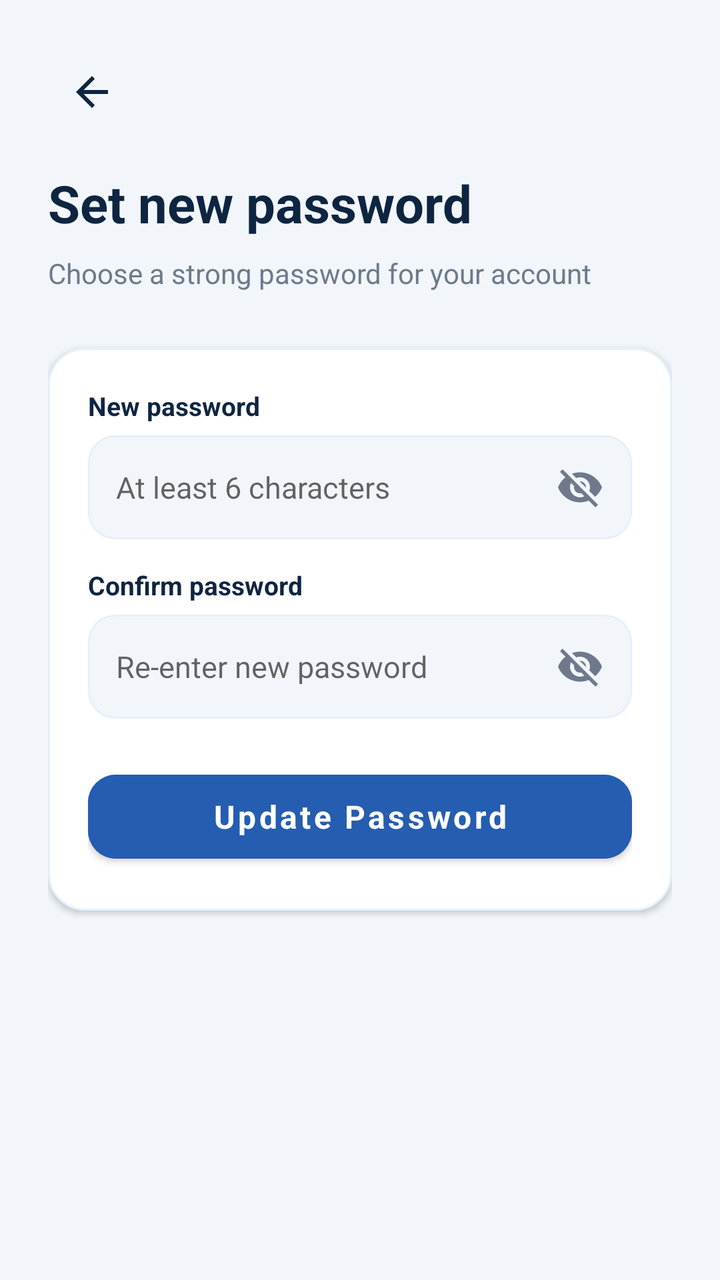
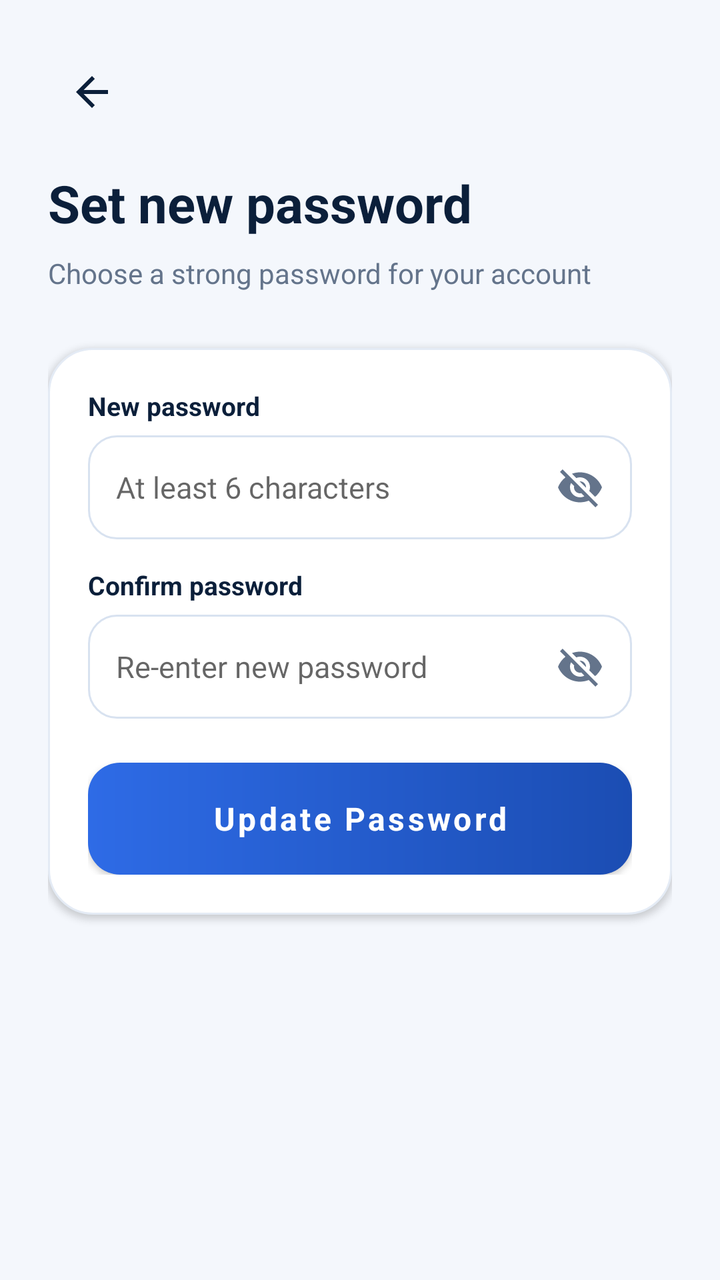

Screens rendered from an Android XML layout before and after an edit, with the pre-edit source and the edit as a unified diff.
<!-- AndroidManifest.xml: application theme Theme.CSUCensus -->
<!-- res/layout/activity_new_password.xml -->
<?xml version="1.0" encoding="utf-8"?>
<ScrollView
    xmlns:android="http://schemas.android.com/apk/res/android"
    xmlns:app="http://schemas.android.com/apk/res-auto"
    android:layout_width="match_parent"
    android:layout_height="match_parent"
    android:background="@color/background"
    android:fillViewport="true"
    android:scrollbars="none">

    <LinearLayout
        android:layout_width="match_parent"
        android:layout_height="wrap_content"
        android:orientation="vertical"
        android:padding="24dp">

        <ImageButton
            android:id="@+id/btnBack"
            android:layout_width="44dp"
            android:layout_height="44dp"
            android:src="@drawable/ic_back"
            android:background="?attr/selectableItemBackgroundBorderless"
            android:contentDescription="Back"
            app:tint="@color/navy" />

        <TextView
            android:layout_width="wrap_content"
            android:layout_height="wrap_content"
            android:text="Set new password"
            android:textSize="26sp"
            android:textStyle="bold"
            android:textColor="@color/navy"
            android:layout_marginTop="16dp" />

        <TextView
            android:layout_width="wrap_content"
            android:layout_height="wrap_content"
            android:text="Choose a strong password for your account"
            android:textColor="@color/muted"
            android:textSize="14sp"
            android:layout_marginTop="8dp" />

        <LinearLayout
            android:layout_width="match_parent"
            android:layout_height="wrap_content"
            android:orientation="vertical"
            android:background="@drawable/bg_card"
            android:padding="20dp"
            android:layout_marginTop="28dp"
            android:elevation="2dp">

            <TextView
                android:layout_width="wrap_content"
                android:layout_height="wrap_content"
                android:text="New password"
                android:textColor="@color/navy"
                android:textStyle="bold"
                android:textSize="13sp" />

            <FrameLayout
                android:layout_width="match_parent"
                android:layout_height="52dp"
                android:layout_marginTop="6dp">

                <EditText
                    android:id="@+id/etNewPassword"
                    android:layout_width="match_parent"
                    android:layout_height="match_parent"
                    android:hint="At least 6 characters"
                    android:inputType="textPassword"
                    android:paddingHorizontal="14dp"
                    android:paddingEnd="48dp"
                    android:background="@drawable/bg_input"
                    android:textColor="@color/navy"
                    android:textSize="15sp" />

                <ImageButton
                    android:id="@+id/btnToggleNew"
                    android:layout_width="44dp"
                    android:layout_height="44dp"
                    android:layout_gravity="end|center_vertical"
                    android:layout_marginEnd="4dp"
                    android:src="@drawable/ic_eye_off"
                    android:background="?attr/selectableItemBackgroundBorderless"
                    android:contentDescription="Toggle password"
                    app:tint="@color/muted" />
            </FrameLayout>

            <TextView
                android:layout_width="wrap_content"
                android:layout_height="wrap_content"
                android:text="Confirm password"
                android:textColor="@color/navy"
                android:textStyle="bold"
                android:textSize="13sp"
                android:layout_marginTop="14dp" />

            <FrameLayout
                android:layout_width="match_parent"
                android:layout_height="52dp"
                android:layout_marginTop="6dp">

                <EditText
                    android:id="@+id/etConfirmPassword"
                    android:layout_width="match_parent"
                    android:layout_height="match_parent"
                    android:hint="Re-enter new password"
                    android:inputType="textPassword"
                    android:paddingHorizontal="14dp"
                    android:paddingEnd="48dp"
                    android:background="@drawable/bg_input"
                    android:textColor="@color/navy"
                    android:textSize="15sp" />

                <ImageButton
                    android:id="@+id/btnToggleConfirm"
                    android:layout_width="44dp"
                    android:layout_height="44dp"
                    android:layout_gravity="end|center_vertical"
                    android:layout_marginEnd="4dp"
                    android:src="@drawable/ic_eye_off"
                    android:background="?attr/selectableItemBackgroundBorderless"
                    android:contentDescription="Toggle password"
                    app:tint="@color/muted" />
            </FrameLayout>

            <com.google.android.material.button.MaterialButton
                android:id="@+id/btnUpdatePassword"
                android:layout_width="match_parent"
                android:layout_height="54dp"
                android:text="Update Password"
                android:textAllCaps="false"
                android:textSize="16sp"
                android:textStyle="bold"
                android:backgroundTint="@color/blue"
                android:layout_marginTop="22dp"
                app:cornerRadius="14dp" />
        </LinearLayout>

    </LinearLayout>
</ScrollView>
<!-- resources referenced by this layout -->
<resources>
  <color name="background">#F2F6FA</color>
  <color name="blue">#255DB0</color>
  <color name="muted">#6E7A8C</color>
  <color name="navy">#0E2542</color>
  <!-- drawable bg_card (drawable) -->
  <?xml version="1.0" encoding="utf-8"?>
  <shape xmlns:android="http://schemas.android.com/apk/res/android">
      <solid android:color="@color/white" />
      <corners android:radius="18dp" />
      <stroke android:width="1dp" android:color="@color/light_blue" />
  </shape>
  <!-- drawable bg_input (drawable) -->
  <?xml version="1.0" encoding="utf-8"?>
  <shape xmlns:android="http://schemas.android.com/apk/res/android">
      <solid android:color="@color/background" />
      <corners android:radius="13dp" />
      <stroke android:width="1dp" android:color="@color/light_blue" />
  </shape>
  <!-- drawable ic_back (drawable) -->
  <?xml version="1.0" encoding="utf-8"?>
  <vector xmlns:android="http://schemas.android.com/apk/res/android"
      android:width="24dp" android:height="24dp"
      android:viewportWidth="24" android:viewportHeight="24">
      <path android:fillColor="#0E2542"
          android:pathData="M20,11H7.83l5.59,-5.59L12,4l-8,8 8,8 1.41,-1.41L7.83,13H20v-2z"/>
  </vector>
  <!-- drawable ic_eye_off (drawable) -->
  <?xml version="1.0" encoding="utf-8"?>
  <vector xmlns:android="http://schemas.android.com/apk/res/android"
      android:width="24dp" android:height="24dp"
      android:viewportWidth="24" android:viewportHeight="24">
      <path android:fillColor="#6E7A8C"
          android:pathData="M12,7c2.76,0 5,2.24 5,5 0,0.65 -0.13,1.26 -0.36,1.83l2.92,2.92c1.51,-1.26 2.7,-2.89 3.43,-4.75 -1.73,-4.39 -6,-7.5 -11,-7.5 -1.4,0 -2.74,0.25 -3.98,0.7l2.16,2.16C10.74,7.13 11.35,7 12,7zM2,4.27l2.28,2.28 0.46,0.46C3.08,8.3 1.78,10.02 1,12c1.73,4.39 6,7.5 11,7.5 1.55,0 3.03,-0.3 4.38,-0.84l0.42,0.42L19.73,22 21,20.73 3.27,3 2,4.27zM7.53,9.8l1.55,1.55c-0.05,0.21 -0.08,0.43 -0.08,0.65 0,1.66 1.34,3 3,3 0.22,0 0.44,-0.03 0.65,-0.08l1.55,1.55c-0.67,0.33 -1.41,0.53 -2.2,0.53 -2.76,0 -5,-2.24 -5,-5 0,-0.79 0.2,-1.53 0.53,-2.2zM11.84,9.02l3.15,3.15 0.02,-0.16c0,-1.66 -1.34,-3 -3,-3l-0.17,0.01z"/>
  </vector>
  <style name="Theme.CSUCensus" parent="Theme.MaterialComponents.DayNight.NoActionBar">
          <item name="colorPrimary">@color/blue</item>
          <item name="colorPrimaryVariant">@color/blue_dark</item>
          <item name="colorSecondary">@color/green</item>
          <item name="colorOnPrimary">@color/white</item>
          <item name="android:fontFamily">sans-serif</item>
          <item name="android:windowLightStatusBar">true</item>
          <item name="android:statusBarColor">@android:color/transparent</item>
          <item name="android:navigationBarColor">@color/white</item>
          <item name="android:windowLightNavigationBar">true</item>
          <item name="android:windowBackground">@color/background</item>
      </style>
  <color name="white">#FFFFFF</color>
  <color name="light_blue">#E6F0FB</color>
  <color name="blue_dark">#1E4A8C</color>
  <color name="green">#2A966B</color>
</resources>

<!-- the commit's change to res/layout/activity_new_password.xml (unified diff, before → after) -->
@@ -6,14 +6,14 @@
     android:layout_height="match_parent"
     android:background="@color/background"
     android:fillViewport="true"
-    android:scrollbars="none">
-
+    android:scrollbars="none"
+    >
     <LinearLayout
         android:layout_width="match_parent"
         android:layout_height="wrap_content"
         android:orientation="vertical"
-        android:padding="24dp">
-
+        android:padding="24dp"
+        >
         <ImageButton
             android:id="@+id/btnBack"
             android:layout_width="44dp"
@@ -22,7 +22,6 @@
             android:background="?attr/selectableItemBackgroundBorderless"
             android:contentDescription="Back"
             app:tint="@color/navy" />
-
         <TextView
             android:layout_width="wrap_content"
             android:layout_height="wrap_content"
@@ -31,7 +30,6 @@
             android:textStyle="bold"
             android:textColor="@color/navy"
             android:layout_marginTop="16dp" />
-
         <TextView
             android:layout_width="wrap_content"
             android:layout_height="wrap_content"
@@ -39,7 +37,6 @@
             android:textColor="@color/muted"
             android:textSize="14sp"
             android:layout_marginTop="8dp" />
-
         <LinearLayout
             android:layout_width="match_parent"
             android:layout_height="wrap_content"
@@ -47,8 +44,8 @@
             android:background="@drawable/bg_card"
             android:padding="20dp"
             android:layout_marginTop="28dp"
-            android:elevation="2dp">
-
+            android:elevation="2dp"
+            >
             <TextView
                 android:layout_width="wrap_content"
                 android:layout_height="wrap_content"
@@ -56,12 +53,11 @@
                 android:textColor="@color/navy"
                 android:textStyle="bold"
                 android:textSize="13sp" />
-
             <FrameLayout
                 android:layout_width="match_parent"
                 android:layout_height="52dp"
-                android:layout_marginTop="6dp">
-
+                android:layout_marginTop="6dp"
+                >
                 <EditText
                     android:id="@+id/etNewPassword"
                     android:layout_width="match_parent"
@@ -73,7 +69,6 @@
                     android:background="@drawable/bg_input"
                     android:textColor="@color/navy"
                     android:textSize="15sp" />
-
                 <ImageButton
                     android:id="@+id/btnToggleNew"
                     android:layout_width="44dp"
@@ -85,7 +80,6 @@
                     android:contentDescription="Toggle password"
                     app:tint="@color/muted" />
             </FrameLayout>
-
             <TextView
                 android:layout_width="wrap_content"
                 android:layout_height="wrap_content"
@@ -94,12 +88,11 @@
                 android:textStyle="bold"
                 android:textSize="13sp"
                 android:layout_marginTop="14dp" />
-
             <FrameLayout
                 android:layout_width="match_parent"
                 android:layout_height="52dp"
-                android:layout_marginTop="6dp">
-
+                android:layout_marginTop="6dp"
+                >
                 <EditText
                     android:id="@+id/etConfirmPassword"
                     android:layout_width="match_parent"
@@ -111,7 +104,6 @@
                     android:background="@drawable/bg_input"
                     android:textColor="@color/navy"
                     android:textSize="15sp" />
-
                 <ImageButton
                     android:id="@+id/btnToggleConfirm"
                     android:layout_width="44dp"
@@ -123,19 +115,18 @@
                     android:contentDescription="Toggle password"
                     app:tint="@color/muted" />
             </FrameLayout>
-
             <com.google.android.material.button.MaterialButton
                 android:id="@+id/btnUpdatePassword"
                 android:layout_width="match_parent"
-                android:layout_height="54dp"
+                android:layout_height="56dp"
                 android:text="Update Password"
                 android:textAllCaps="false"
                 android:textSize="16sp"
                 android:textStyle="bold"
-                android:backgroundTint="@color/blue"
+                android:background="@drawable/bg_primary_button"
+                app:backgroundTint="@null"
                 android:layout_marginTop="22dp"
-                app:cornerRadius="14dp" />
+                app:cornerRadius="16dp" />
         </LinearLayout>
-
     </LinearLayout>
 </ScrollView>
<!-- resource entries referenced after the edit -->
@@ -1,23 +1,49 @@
 <!-- resources referenced by this layout -->
 <resources>
-  <color name="background">#F2F6FA</color>
-  <color name="blue">#255DB0</color>
-  <color name="muted">#6E7A8C</color>
-  <color name="navy">#0E2542</color>
+  <color name="background">#F4F7FC</color>
+  <color name="blue">#2E6BE6</color>
+  <color name="input_stroke">#D8E2F0</color>
+  <color name="muted">#64748B</color>
+  <color name="navy">#0B1F3A</color>
   <!-- drawable bg_card (drawable) -->
   <?xml version="1.0" encoding="utf-8"?>
   <shape xmlns:android="http://schemas.android.com/apk/res/android">
       <solid android:color="@color/white" />
-      <corners android:radius="18dp" />
-      <stroke android:width="1dp" android:color="@color/light_blue" />
+      <corners android:radius="22dp" />
+      <stroke android:width="1dp" android:color="@color/line" />
   </shape>
   <!-- drawable bg_input (drawable) -->
   <?xml version="1.0" encoding="utf-8"?>
-  <shape xmlns:android="http://schemas.android.com/apk/res/android">
-      <solid android:color="@color/background" />
-      <corners android:radius="13dp" />
-      <stroke android:width="1dp" android:color="@color/light_blue" />
-  </shape>
+  <selector xmlns:android="http://schemas.android.com/apk/res/android">
+      <item android:state_focused="true">
+          <shape>
+              <solid android:color="@color/white" />
+              <corners android:radius="14dp" />
+              <stroke android:width="2dp" android:color="@color/blue" />
+          </shape>
+      </item>
+      <item>
+          <shape>
+              <solid android:color="@color/white" />
+              <corners android:radius="14dp" />
+              <stroke android:width="1dp" android:color="@color/input_stroke" />
+          </shape>
+      </item>
+  </selector>
+  <!-- drawable bg_primary_button (drawable) -->
+  <?xml version="1.0" encoding="utf-8"?>
+  <ripple xmlns:android="http://schemas.android.com/apk/res/android"
+      android:color="#33FFFFFF">
+      <item>
+          <shape>
+              <gradient
+                  android:startColor="@color/blue"
+                  android:endColor="@color/blue_dark"
+                  android:angle="0" />
+              <corners android:radius="16dp" />
+          </shape>
+      </item>
+  </ripple>
   <!-- drawable ic_back (drawable) -->
   <?xml version="1.0" encoding="utf-8"?>
   <vector xmlns:android="http://schemas.android.com/apk/res/android"
@@ -47,8 +73,8 @@
           <item name="android:windowBackground">@color/background</item>
       </style>
   <color name="white">#FFFFFF</color>
-  <color name="light_blue">#E6F0FB</color>
-  <color name="blue_dark">#1E4A8C</color>
-  <color name="green">#2A966B</color>
+  <color name="line">#E4EBF5</color>
+  <color name="blue_dark">#1B4DB3</color>
+  <color name="green">#1FA971</color>
 </resources>
 
